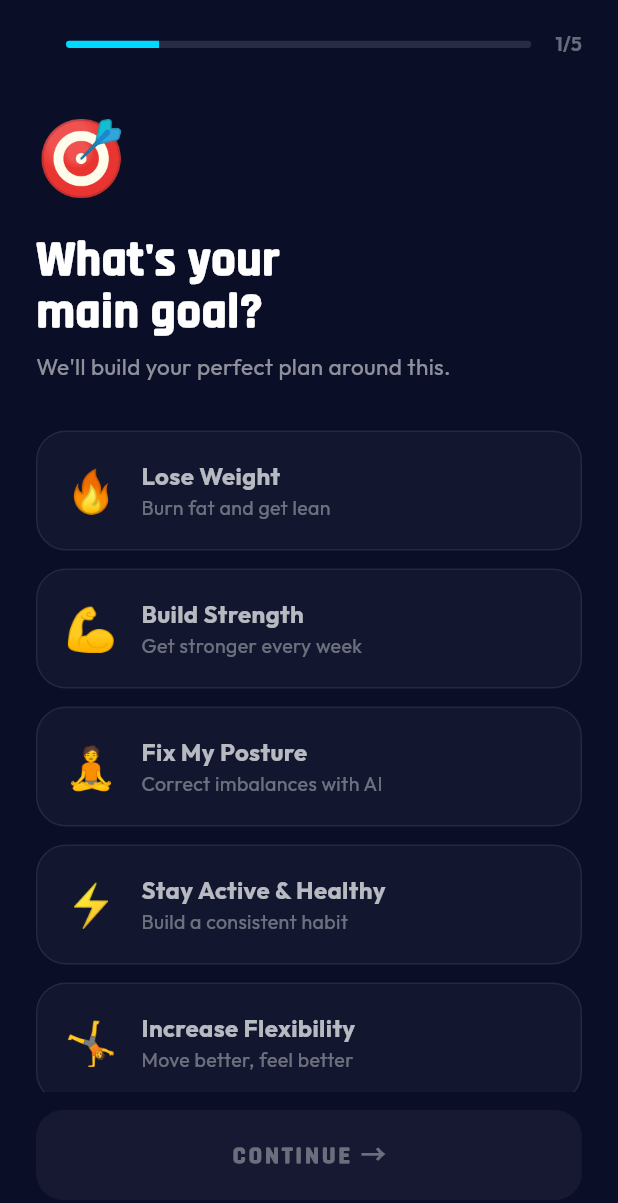
After one commit to RHOCKAI/RHOCKAI-APP, a Flutter app: the OnboardingScreen screen opened directly, on a phone screen of 412 x 824 dp. The commit adds this screen. Shown: the top 1203 px of the screen. Run offline on Flutter 3.47's test engine with Material 3 defaults, Android fonts, the phone set to English and light mode, and no system bars; our stand-ins replace camera, confetti, dio, file_picker, fl_chart, flutter_dotenv and 9 more; missing offline and left inert: ffmpeg_kit_flutter_new, google_mlkit_pose_detection; accounts and stored records are empty; network calls fail; project files that could hold a hidden picture were left out.

Commit message:
feat: psychographic onboarding flow + front/back camera switch
ONBOARDING:
- 5-step goal questionnaire after registration (goal, level, days, time, interests)
- Identity-based framing and commitment psychology for max conversion
- Smooth page transitions with progress bar
- Saves fitness_level to backend on completion
- All workouts framed as home-based, zero gym equipment needed

CAMERA:
- Added flip camera button (front/back) during live workout
- Shows loading spinner while camera switches
- Automatically restarts image stream after switch
- Button hidden on devices with only one camera

```diff
--- a/frontend/lib/app.dart
+++ b/frontend/lib/app.dart
@@ -18,6 +18,7 @@ import 'features/auth/data/repositories/auth_repository.dart';
 import 'core/providers/settings_provider.dart';
 import 'features/payments/premium_upgrade_screen.dart';
 import 'features/payments/payment_service.dart';
+import 'features/onboarding/onboarding_screen.dart';
 import 'core/services/update_service.dart';
 
 class AIWorkoutTrackerApp extends ConsumerStatefulWidget {
@@ -169,6 +170,9 @@ class _AIWorkoutTrackerAppState extends ConsumerState<AIWorkoutTrackerApp> {
         if (settings.name == '/home') {
           return MaterialPageRoute(builder: (_) => const AdaptiveDashboard());
         }
+        if (settings.name == '/onboarding') {
+          return MaterialPageRoute(builder: (_) => const OnboardingScreen());
+        }
         if (settings.name == '/demo') {
           return MaterialPageRoute(builder: (_) => const CameraAIScreen(exerciseType: 'pushup', isDemo: true));
         }
--- a/frontend/lib/features/auth/presentation/screens/register_screen.dart
+++ b/frontend/lib/features/auth/presentation/screens/register_screen.dart
@@ -59,7 +59,7 @@ class _RegisterScreenState extends State<RegisterScreen> {
       if (!mounted) {
         return;
       }
-      await Navigator.pushReplacementNamed(context, '/premium');
+      await Navigator.pushReplacementNamed(context, '/onboarding');
     } catch (e) {
       if (!mounted) {
         return;
--- a/frontend/lib/features/camera_ai/camera_ai_screen.dart
+++ b/frontend/lib/features/camera_ai/camera_ai_screen.dart
@@ -38,11 +38,14 @@ class _CameraAIScreenState extends ConsumerState<CameraAIScreen>
     with TickerProviderStateMixin {
   // Logic Controllers
   CameraController? _cameraController;
+  List<CameraDescription> _availableCameras = [];
+  CameraLensDirection _currentCameraFacing = CameraLensDirection.front;
   PoseDetector? _poseDetector;
   RepStateMachine? _repMachine;
 
   bool _isDetecting = false;
   bool _isCameraInitialized = false;
+  bool _isSwitchingCamera = false;
   bool _isWorkoutActive = false; // Started as false, user can start/pause
 
   // Data
@@ -177,33 +180,63 @@ class _CameraAIScreenState extends ConsumerState<CameraAIScreen>
 
   Future<void> _initializeCamera() async {
     try {
-      final cameras = await availableCameras();
-      final frontCamera = cameras.firstWhere(
-        (camera) => camera.lensDirection == CameraLensDirection.front,
-        orElse: () => cameras.first,
+      _availableCameras = await availableCameras();
+      await _startCamera(_currentCameraFacing);
+    } catch (e) {
+      debugPrint('Camera initialization error: $e');
+    }
+  }
+
+  Future<void> _startCamera(CameraLensDirection direction) async {
+    try {
+      final camera = _availableCameras.firstWhere(
+        (c) => c.lensDirection == direction,
+        orElse: () => _availableCameras.first,
       );
 
-      _cameraController = CameraController(
-        frontCamera,
+      final newController = CameraController(
+        camera,
         ResolutionPreset.high,
         enableAudio: false,
         imageFormatGroup: Platform.isAndroid
-            ? ImageFormatGroup.nv21 // Better performance on Android
+            ? ImageFormatGroup.nv21
             : ImageFormatGroup.bgra8888,
       );
 
-      await _cameraController!.initialize();
+      await newController.initialize();
 
-      if (mounted) {
-        setState(() {
-          _isCameraInitialized = true;
-        });
+      if (!mounted) {
+        await newController.dispose();
+        return;
       }
+
+      // Dispose old controller
+      await _cameraController?.dispose();
+
+      setState(() {
+        _cameraController = newController;
+        _currentCameraFacing = direction;
+        _isCameraInitialized = true;
+        _isSwitchingCamera = false;
+      });
 
       _startImageStream();
     } catch (e) {
-      debugPrint('Camera initialization error: $e');
+      debugPrint('Camera start error: $e');
+      if (mounted) setState(() => _isSwitchingCamera = false);
     }
+  }
+
+  Future<void> _switchCamera() async {
+    if (_isSwitchingCamera || _availableCameras.length < 2) return;
+    setState(() {
+      _isCameraInitialized = false;
+      _isSwitchingCamera = true;
+    });
+    final newDirection = _currentCameraFacing == CameraLensDirection.front
+        ? CameraLensDirection.back
+        : CameraLensDirection.front;
+    await _startCamera(newDirection);
   }
 
   Future<void> _startRecording() async {
@@ -625,7 +658,39 @@ class _CameraAIScreenState extends ConsumerState<CameraAIScreen>
               ),
             ),
             const Spacer(),
-            // Timer (Placeholder for now, can be hooked up to Session)
+            // Camera flip button
+            if (_availableCameras.length >= 2)
+              GestureDetector(
+                onTap: _switchCamera,
+                child: Container(
+                  width: 48,
+                  height: 48,
+                  decoration: BoxDecoration(
+                    color: Colors.black.withValues(alpha: 0.5),
+                    borderRadius: BorderRadius.circular(12),
+                    border: Border.all(
+                        color: Colors.white.withValues(alpha: 0.2)),
+                  ),
+                  child: _isSwitchingCamera
+                      ? const Center(
+                          child: SizedBox(
+                            width: 20,
+                            height: 20,
+                            child: CircularProgressIndicator(
+                              color: Colors.white,
+                              strokeWidth: 2,
+                            ),
+                          ),
+                        )
+                      : const Icon(
+                          Icons.flip_camera_ios_rounded,
+                          color: Colors.white,
+                          size: 24,
+                        ),
+                ),
+              ),
+            const SizedBox(width: 8),
+            // Timer / Set counter
             _buildTimerButton(),
           ],
         ),
--- /dev/null
+++ b/frontend/lib/features/onboarding/onboarding_screen.dart
@@ -0,0 +1,593 @@
+import 'package:flutter/material.dart';
+import 'package:flutter_riverpod/flutter_riverpod.dart';
+import 'package:rhockai/features/auth/data/repositories/auth_repository.dart';
+import 'package:rhockai/features/auth/presentation/providers/auth_provider.dart';
+
+/// 🎯 Psychologically designed onboarding flow
+/// Uses goal-setting, identity-based framing, and commitment psychology
+/// to maximize user engagement and conversion.
+class OnboardingScreen extends ConsumerStatefulWidget {
+  const OnboardingScreen({super.key});
+
+  @override
+  ConsumerState<OnboardingScreen> createState() => _OnboardingScreenState();
+}
+
+class _OnboardingScreenState extends ConsumerState<OnboardingScreen>
+    with TickerProviderStateMixin {
+  int _currentStep = 0;
+  final PageController _pageController = PageController();
+
+  // Answers
+  String? _selectedGoal;
+  String? _selectedLevel;
+  String? _selectedDaysPerWeek;
+  String? _selectedTimePerSession;
+  final List<String> _selectedInterests = [];
+
+  late AnimationController _fadeController;
+  late Animation<double> _fadeAnimation;
+
+  final AuthRepository _authRepo = AuthRepository();
+
+  @override
+  void initState() {
+    super.initState();
+    _fadeController = AnimationController(
+      vsync: this,
+      duration: const Duration(milliseconds: 400),
+    );
+    _fadeAnimation = CurvedAnimation(
+      parent: _fadeController,
+      curve: Curves.easeInOut,
+    );
+    _fadeController.forward();
+  }
+
+  @override
+  void dispose() {
+    _fadeController.dispose();
+    _pageController.dispose();
+    super.dispose();
+  }
+
+  void _nextStep() {
+    if (_currentStep < 4) {
+      _fadeController.reverse().then((_) {
+        setState(() => _currentStep++);
+        _pageController.nextPage(
+          duration: const Duration(milliseconds: 400),
+          curve: Curves.easeInOutCubic,
+        );
+        _fadeController.forward();
+      });
+    } else {
+      _completeOnboarding();
+    }
+  }
+
+  bool get _canProceed {
+    switch (_currentStep) {
+      case 0: return _selectedGoal != null;
+      case 1: return _selectedLevel != null;
+      case 2: return _selectedDaysPerWeek != null;
+      case 3: return _selectedTimePerSession != null;
+      case 4: return _selectedInterests.isNotEmpty;
+      default: return false;
+    }
+  }
+
+  Future<void> _completeOnboarding() async {
+    // Map level to fitness_level for API
+    String? fitnessLevel;
+    switch (_selectedLevel) {
+      case 'Just starting out':
+        fitnessLevel = 'beginner';
+        break;
+      case 'Some experience':
+        fitnessLevel = 'beginner';
+        break;
+      case 'Intermediate':
+        fitnessLevel = 'intermediate';
+        break;
+      case 'Advanced athlete':
+        fitnessLevel = 'advanced';
+        break;
+    }
+
+    try {
+      // Save profile data to backend
+      await _authRepo.updateProfile(fitnessLevel: fitnessLevel);
+      // Refresh current user in provider
+      final user = await _authRepo.getCurrentUser();
+      if (mounted) {
+        ref.read(currentUserProvider.notifier).state = user;
+        await Navigator.pushReplacementNamed(context, '/home');
+      }
+    } catch (_) {
+      if (mounted) {
+        await Navigator.pushReplacementNamed(context, '/home');
+      }
+    }
+  }
+
+  @override
+  Widget build(BuildContext context) {
+    return Scaffold(
+      backgroundColor: const Color(0xFF0A0E27),
+      body: SafeArea(
+        child: Column(
+          children: [
+            // Progress bar
+            _buildProgressBar(),
+
+            // Page content
+            Expanded(
+              child: PageView(
+                controller: _pageController,
+                physics: const NeverScrollableScrollPhysics(),
+                children: [
+                  _buildGoalPage(),
+                  _buildLevelPage(),
+                  _buildDaysPage(),
+                  _buildTimePage(),
+                  _buildInterestsPage(),
+                ],
+              ),
+            ),
+
+            // CTA Button
+            _buildNextButton(),
+          ],
+        ),
+      ),
+    );
+  }
+
+  Widget _buildProgressBar() {
+    return Padding(
+      padding: const EdgeInsets.fromLTRB(24, 20, 24, 0),
+      child: Column(
+        children: [
+          Row(
+            children: [
+              if (_currentStep > 0)
+                GestureDetector(
+                  onTap: () {
+                    setState(() => _currentStep--);
+                    _pageController.previousPage(
+                      duration: const Duration(milliseconds: 400),
+                      curve: Curves.easeInOutCubic,
+                    );
+                  },
+                  child: const Icon(Icons.arrow_back_ios,
+                      color: Colors.white54, size: 20),
+                )
+              else
+                const SizedBox(width: 20),
+              Expanded(
+                child: ClipRRect(
+                  borderRadius: BorderRadius.circular(8),
+                  child: LinearProgressIndicator(
+                    value: (_currentStep + 1) / 5,
+                    backgroundColor: Colors.white12,
+                    valueColor: const AlwaysStoppedAnimation<Color>(
+                      Color(0xFF00D9FF),
+                    ),
+                    minHeight: 5,
+                  ),
+                ),
+              ),
+              const SizedBox(width: 16),
+              Text(
+                '${_currentStep + 1}/5',
+                style: const TextStyle(
+                  color: Colors.white38,
+                  fontSize: 13,
+                  fontWeight: FontWeight.w600,
+                ),
+              ),
+            ],
+          ),
+        ],
+      ),
+    );
+  }
+
+  Widget _buildGoalPage() {
+    return _buildPage(
+      emoji: '🎯',
+      headline: "What's your\nmain goal?",
+      subtext: "We'll build your perfect plan around this.",
+      child: Column(
+        children: [
+          _buildOptionCard(
+            icon: '🔥',
+            title: 'Lose Weight',
+            subtitle: 'Burn fat and get lean',
+            value: 'Lose Weight',
+            selected: _selectedGoal,
+            onTap: (v) => setState(() => _selectedGoal = v),
+          ),
+          _buildOptionCard(
+            icon: '💪',
+            title: 'Build Strength',
+            subtitle: 'Get stronger every week',
+            value: 'Build Strength',
+            selected: _selectedGoal,
+            onTap: (v) => setState(() => _selectedGoal = v),
+          ),
+          _buildOptionCard(
+            icon: '🧘',
+            title: 'Fix My Posture',
+            subtitle: 'Correct imbalances with AI',
+            value: 'Fix My Posture',
+            selected: _selectedGoal,
+            onTap: (v) => setState(() => _selectedGoal = v),
+          ),
+          _buildOptionCard(
+            icon: '⚡',
+            title: 'Stay Active & Healthy',
+            subtitle: 'Build a consistent habit',
+            value: 'Stay Active',
+            selected: _selectedGoal,
+            onTap: (v) => setState(() => _selectedGoal = v),
+          ),
+          _buildOptionCard(
+            icon: '🤸',
+            title: 'Increase Flexibility',
+            subtitle: 'Move better, feel better',
+            value: 'Increase Flexibility',
+            selected: _selectedGoal,
+            onTap: (v) => setState(() => _selectedGoal = v),
+          ),
+        ],
+      ),
+    );
+  }
+
+  Widget _buildLevelPage() {
+    return _buildPage(
+      emoji: '📊',
+      headline: "What's your\nfitness level?",
+      subtext: "Honest answer = better results.",
+      child: Column(
+        children: [
+          _buildOptionCard(
+            icon: '🌱',
+            title: 'Just Starting Out',
+            subtitle: 'New to regular exercise',
+            value: 'Just starting out',
+            selected: _selectedLevel,
+            onTap: (v) => setState(() => _selectedLevel = v),
+          ),
+          _buildOptionCard(
+            icon: '🚶',
+            title: 'Some Experience',
+            subtitle: 'I workout occasionally',
+            value: 'Some experience',
+            selected: _selectedLevel,
+            onTap: (v) => setState(() => _selectedLevel = v),
+          ),
+          _buildOptionCard(
+            icon: '🏃',
+            title: 'Intermediate',
+            subtitle: 'I train consistently',
+            value: 'Intermediate',
+            selected: _selectedLevel,
+            onTap: (v) => setState(() => _selectedLevel = v),
+          ),
+          _buildOptionCard(
+            icon: '🏆',
+            title: 'Advanced Athlete',
+            subtitle: 'I train 5+ days a week',
+            value: 'Advanced athlete',
+            selected: _selectedLevel,
+            onTap: (v) => setState(() => _selectedLevel = v),
+          ),
+        ],
+      ),
+    );
+  }
+
+  Widget _buildDaysPage() {
+    return _buildPage(
+      emoji: '📅',
+      headline: "How many days\ncan you train?",
+      subtext: "Even 2 days a week produces real results.",
+      child: Column(
+        children: [
+          _buildOptionCard(
+            icon: '😊',
+            title: '2–3 days a week',
+            subtitle: 'Light schedule — great start',
+            value: '2-3 days',
+            selected: _selectedDaysPerWeek,
+            onTap: (v) => setState(() => _selectedDaysPerWeek = v),
+          ),
+          _buildOptionCard(
+            icon: '💪',
+            title: '4–5 days a week',
+            subtitle: 'Serious commitment',
+            value: '4-5 days',
+            selected: _selectedDaysPerWeek,
+            onTap: (v) => setState(() => _selectedDaysPerWeek = v),
+          ),
+          _buildOptionCard(
+            icon: '🔥',
+            title: 'Every day',
+            subtitle: 'Maximum progress mode',
+            value: 'Every day',
+            selected: _selectedDaysPerWeek,
+            onTap: (v) => setState(() => _selectedDaysPerWeek = v),
+          ),
+        ],
+      ),
+    );
+  }
+
+  Widget _buildTimePage() {
+    return _buildPage(
+      emoji: '⏱️',
+      headline: "How long per\nsession?",
+      subtext: "We optimise workouts to fit your schedule.",
+      child: Column(
+        children: [
+          _buildOptionCard(
+            icon: '⚡',
+            title: '15 minutes',
+            subtitle: 'Quick but effective',
+            value: '15 min',
+            selected: _selectedTimePerSession,
+            onTap: (v) => setState(() => _selectedTimePerSession = v),
+          ),
+          _buildOptionCard(
+            icon: '🎯',
+            title: '30 minutes',
+            subtitle: 'The sweet spot',
+            value: '30 min',
+            selected: _selectedTimePerSession,
+            onTap: (v) => setState(() => _selectedTimePerSession = v),
+          ),
+          _buildOptionCard(
+            icon: '🏋️',
+            title: '45+ minutes',
+            subtitle: 'Full deep training',
+            value: '45+ min',
+            selected: _selectedTimePerSession,
+            onTap: (v) => setState(() => _selectedTimePerSession = v),
+          ),
+        ],
+      ),
+    );
+  }
+
+  Widget _buildInterestsPage() {
+    final options = [
+      {'icon': '🤲', 'label': 'Push-Ups'},
+      {'icon': '🦵', 'label': 'Squats'},
+      {'icon': '🧱', 'label': 'Planks'},
+      {'icon': '🫀', 'label': 'Cardio'},
+      {'icon': '🧘', 'label': 'Yoga / Stretching'},
+      {'icon': '💃', 'label': 'HIIT'},
+      {'icon': '🏃', 'label': 'Running'},
+      {'icon': '🦾', 'label': 'Core Training'},
+    ];
+
+    return _buildPage(
+      emoji: '🏠',
+      headline: "Pick your\nfavourite workouts",
+      subtext: "All home-based — zero gym equipment needed.",
+      child: Wrap(
+        spacing: 12,
+        runSpacing: 12,
+        children: options.map((option) {
+          final label = option['label']!;
+          final icon = option['icon']!;
+          final isSelected = _selectedInterests.contains(label);
+          return GestureDetector(
+            onTap: () {
+              setState(() {
+                if (isSelected) {
+                  _selectedInterests.remove(label);
+                } else {
+                  _selectedInterests.add(label);
+                }
+              });
+            },
+            child: AnimatedContainer(
+              duration: const Duration(milliseconds: 200),
+              padding: const EdgeInsets.symmetric(horizontal: 16, vertical: 12),
+              decoration: BoxDecoration(
+                color: isSelected
+                    ? const Color(0xFF00D9FF).withOpacity(0.15)
+                    : Colors.white.withOpacity(0.05),
+                borderRadius: BorderRadius.circular(16),
+                border: Border.all(
+                  color: isSelected
+                      ? const Color(0xFF00D9FF)
+                      : Colors.white.withOpacity(0.1),
+                  width: isSelected ? 1.5 : 1,
+                ),
+              ),
+              child: Row(
+                mainAxisSize: MainAxisSize.min,
+                children: [
+                  Text(icon, style: const TextStyle(fontSize: 18)),
+                  const SizedBox(width: 8),
+                  Text(
+                    label,
+                    style: TextStyle(
+                      color: isSelected ? Colors.white : Colors.white60,
+                      fontWeight: isSelected
+                          ? FontWeight.bold
+                          : FontWeight.normal,
+                      fontSize: 14,
+                    ),
+                  ),
+                ],
+              ),
+            ),
+          );
+        }).toList(),
+      ),
+    );
+  }
+
+  Widget _buildPage({
+    required String emoji,
+    required String headline,
+    required String subtext,
+    required Widget child,
+  }) {
+    return SingleChildScrollView(
+      padding: const EdgeInsets.fromLTRB(24, 32, 24, 24),
+      child: Column(
+        crossAxisAlignment: CrossAxisAlignment.start,
+        children: [
+          Text(emoji, style: const TextStyle(fontSize: 48)),
+          const SizedBox(height: 16),
+          Text(
+            headline,
+            style: const TextStyle(
+              color: Colors.white,
+              fontSize: 32,
+              fontWeight: FontWeight.w900,
+              height: 1.1,
+              fontFamily: 'Rajdhani',
+              letterSpacing: 0.5,
+            ),
+          ),
+          const SizedBox(height: 8),
+          Text(
+            subtext,
+            style: const TextStyle(
+              color: Colors.white54,
+              fontSize: 15,
+              fontFamily: 'Outfit',
+            ),
+          ),
+          const SizedBox(height: 32),
+          child,
+        ],
+      ),
+    );
+  }
+
+  Widget _buildOptionCard({
+    required String icon,
+    required String title,
+    required String subtitle,
+    required String value,
+    required String? selected,
+    required void Function(String) onTap,
+  }) {
+    final isSelected = selected == value;
+    return GestureDetector(
+      onTap: () => onTap(value),
+      child: AnimatedContainer(
+        duration: const Duration(milliseconds: 200),
+        margin: const EdgeInsets.only(bottom: 12),
+        padding: const EdgeInsets.all(18),
+        decoration: BoxDecoration(
+          color: isSelected
+              ? const Color(0xFF00D9FF).withOpacity(0.1)
+              : Colors.white.withOpacity(0.03),
+          borderRadius: BorderRadius.circular(20),
+          border: Border.all(
+            color: isSelected
+                ? const Color(0xFF00D9FF)
+                : Colors.white.withOpacity(0.08),
+            width: isSelected ? 1.5 : 1,
+          ),
+        ),
+        child: Row(
+          children: [
+            Text(icon, style: const TextStyle(fontSize: 28)),
+            const SizedBox(width: 16),
+            Expanded(
+              child: Column(
+                crossAxisAlignment: CrossAxisAlignment.start,
+                children: [
+                  Text(
+                    title,
+                    style: TextStyle(
+                      color: isSelected ? Colors.white : Colors.white70,
+                      fontSize: 16,
+                      fontWeight: FontWeight.bold,
+                    ),
+                  ),
+                  Text(
+                    subtitle,
+                    style: const TextStyle(
+                      color: Colors.white38,
+                      fontSize: 13,
+                    ),
+                  ),
+                ],
+              ),
+            ),
+            if (isSelected)
+              Container(
+                width: 24,
+                height: 24,
+                decoration: const BoxDecoration(
+                  color: Color(0xFF00D9FF),
+                  shape: BoxShape.circle,
+                ),
+                child: const Icon(Icons.check,
+                    color: Colors.black, size: 16),
+              ),
+          ],
+        ),
+      ),
+    );
+  }
+
+  Widget _buildNextButton() {
+    final isLast = _currentStep == 4;
+    return Padding(
+      padding: const EdgeInsets.fromLTRB(24, 12, 24, 24),
+      child: AnimatedOpacity(
+        opacity: _canProceed ? 1.0 : 0.4,
+        duration: const Duration(milliseconds: 200),
+        child: GestureDetector(
+          onTap: _canProceed ? _nextStep : null,
+          child: Container(
+            height: 60,
+            decoration: BoxDecoration(
+              gradient: _canProceed
+                  ? const LinearGradient(
+                      colors: [Color(0xFF00D9FF), Color(0xFF9C27FF)],
+                    )
+                  : null,
+              color: _canProceed ? null : Colors.white12,
+              borderRadius: BorderRadius.circular(18),
+              boxShadow: _canProceed
+                  ? [
+                      BoxShadow(
+                        color: const Color(0xFF00D9FF).withOpacity(0.3),
+                        blurRadius: 20,
+                        offset: const Offset(0, 8),
+                      ),
+                    ]
+                  : null,
+            ),
+            child: Center(
+              child: Text(
+                isLast ? "LET'S GO →" : 'CONTINUE →',
+                style: const TextStyle(
+                  color: Colors.white,
+                  fontSize: 16,
+                  fontWeight: FontWeight.w900,
+                  letterSpacing: 2,
+                  fontFamily: 'Rajdhani',
+                ),
+              ),
+            ),
+          ),
+        ),
+      ),
+    );
+  }
+}
```
